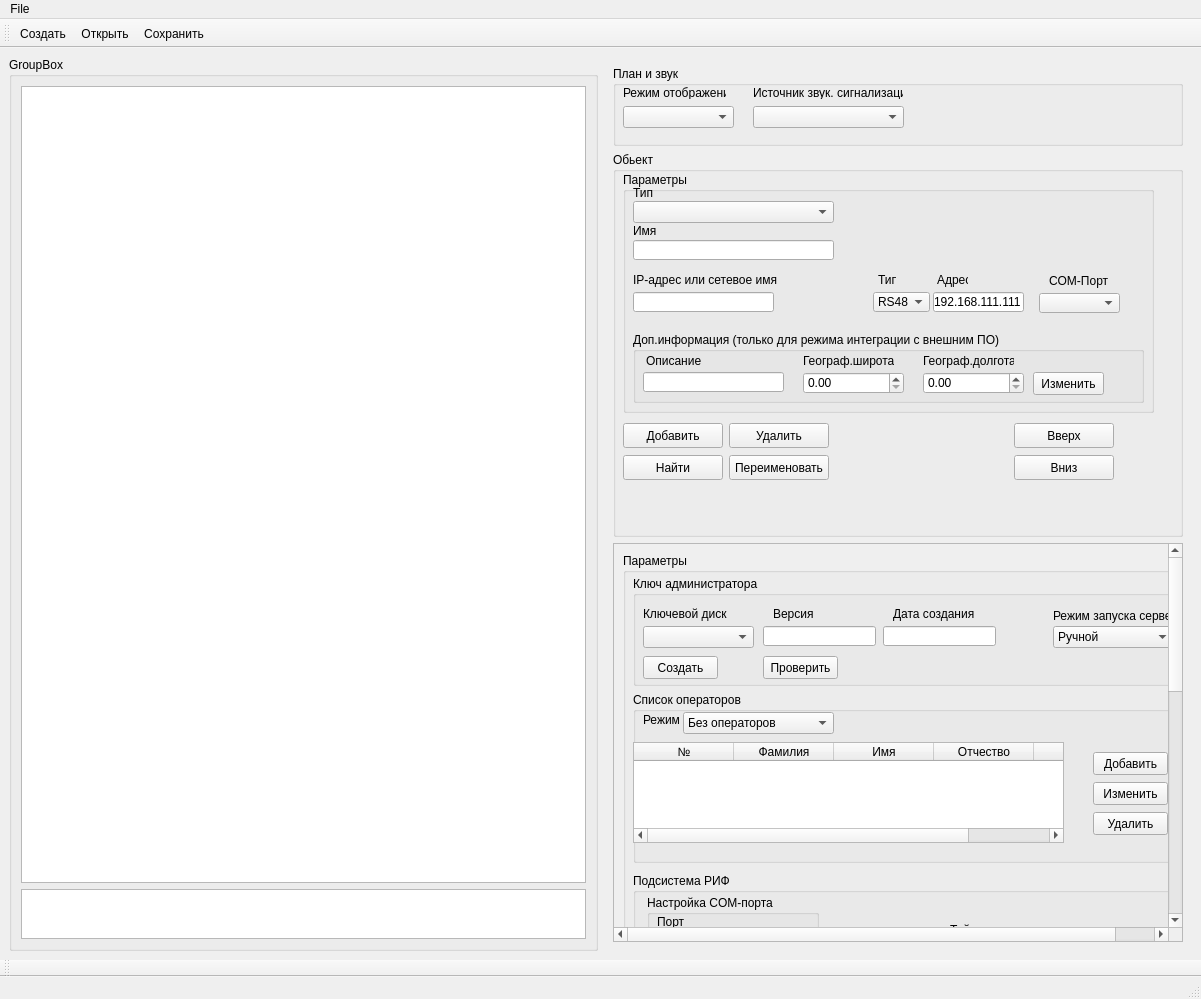
Before: the Qt Designer form m_cfg/MainWindowCFG.ui in xXRadioHeadXx/start7, drawn with Qt 5.
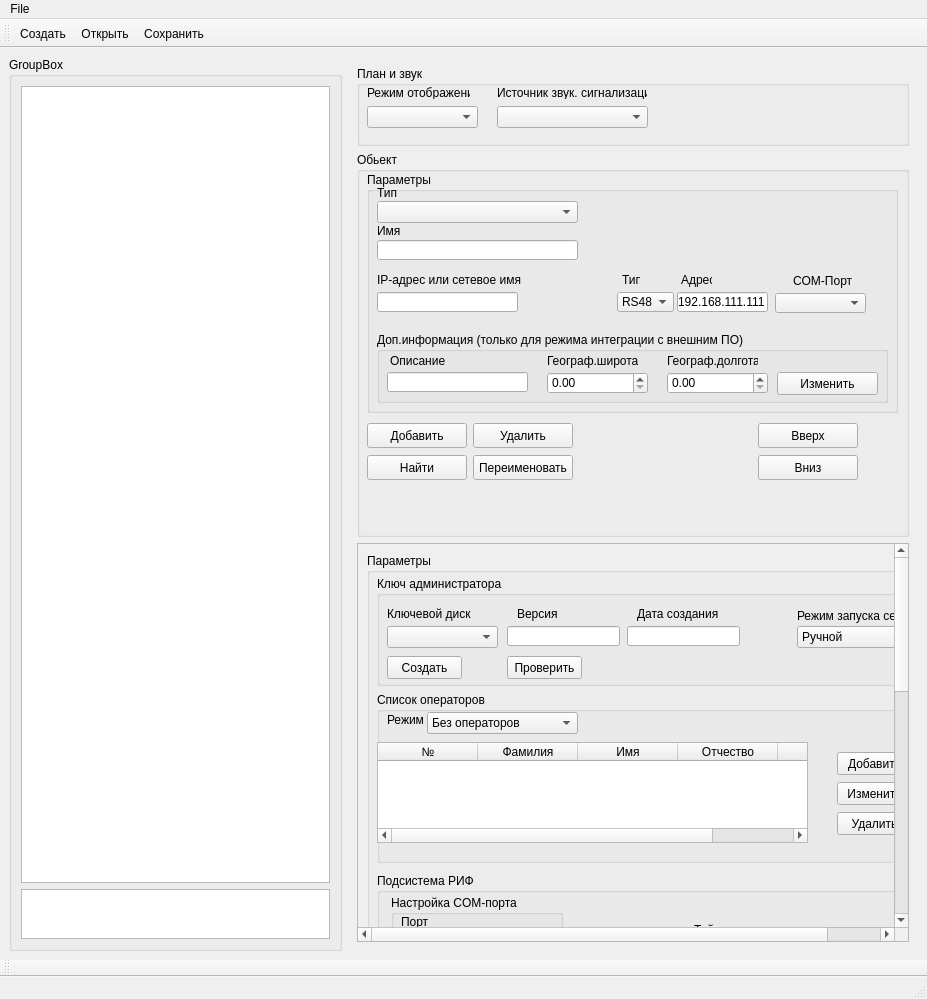
After: the same form once the commit is applied. The open tabs and pages were chosen to show the change. Icons and pictures are not drawn.

Commit message: exec icon

Patch:
```diff
--- a/m_cfg/MainWindowCFG.ui
+++ b/m_cfg/MainWindowCFG.ui
@@ -6,7 +6,7 @@
    <rect>
     <x>0</x>
     <y>0</y>
-    <width>1201</width>
+    <width>927</width>
     <height>999</height>
    </rect>
   </property>
@@ -1359,10 +1359,22 @@
              <rect>
               <x>400</x>
               <y>40</y>
-              <width>71</width>
+              <width>101</width>
               <height>23</height>
              </rect>
             </property>
+            <property name="minimumSize">
+             <size>
+              <width>101</width>
+              <height>23</height>
+             </size>
+            </property>
+            <property name="maximumSize">
+             <size>
+              <width>101</width>
+              <height>23</height>
+             </size>
+            </property>
             <property name="text">
              <string>Изменить</string>
             </property>
@@ -1471,15 +1483,15 @@
              <widget class="QComboBox" name="port_combobox">
               <property name="geometry">
                <rect>
-                <x>10</x>
+                <x>2</x>
                 <y>30</y>
-                <width>81</width>
+                <width>91</width>
                 <height>20</height>
                </rect>
               </property>
               <property name="minimumSize">
                <size>
-                <width>81</width>
+                <width>91</width>
                 <height>20</height>
                </size>
               </property>
@@ -1808,7 +1820,7 @@
           <property name="geometry">
            <rect>
             <x>0</x>
-            <y>-191</y>
+            <y>-459</y>
             <width>598</width>
             <height>1018</height>
            </rect>
@@ -2949,7 +2961,7 @@
     <rect>
      <x>0</x>
      <y>0</y>
-     <width>1201</width>
+     <width>927</width>
      <height>21</height>
     </rect>
    </property>
```
Left out of the diff: 4 changed lines with no effect on the pictures. The commit also changes 2 other files.
